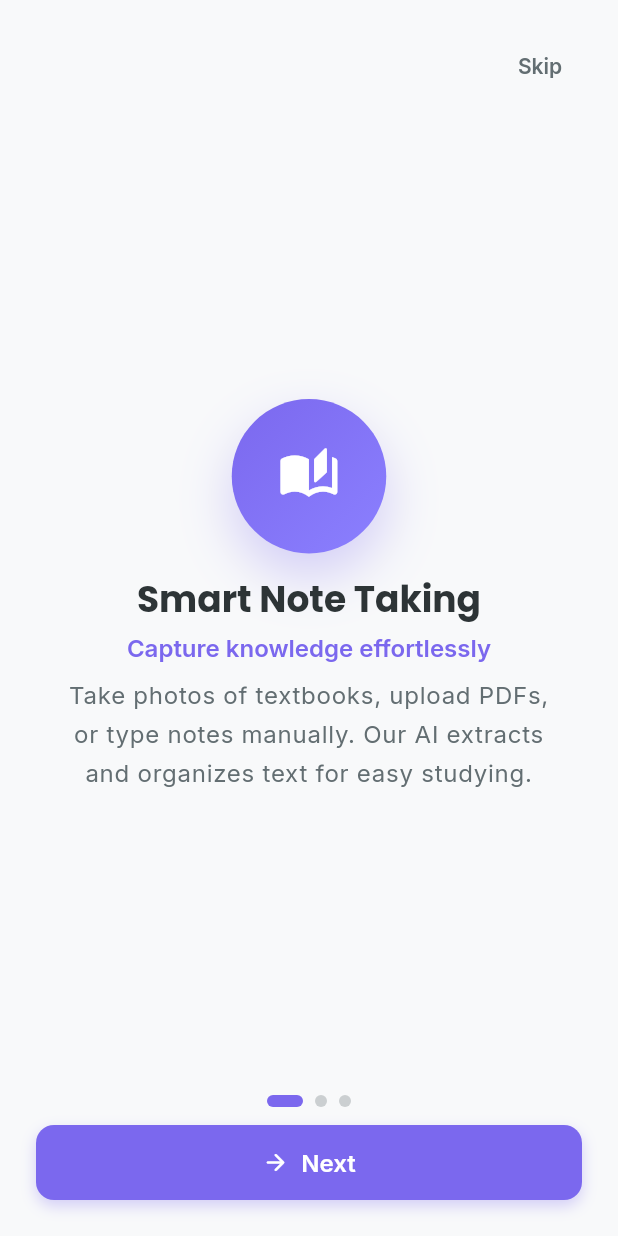
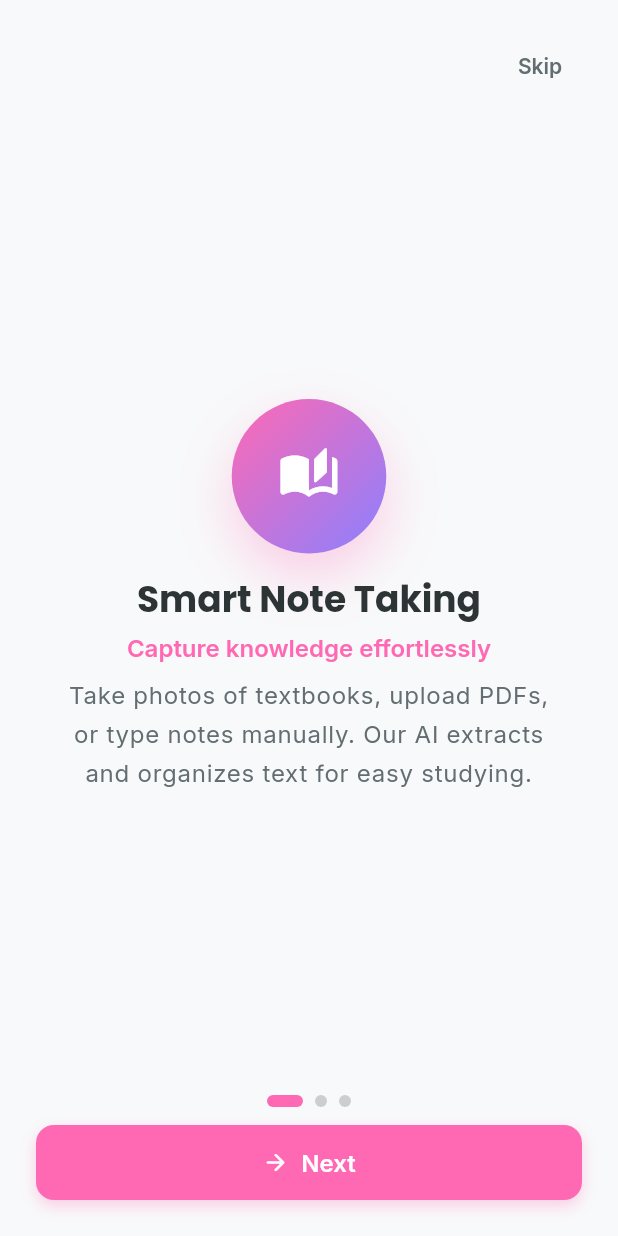
Before and after one commit to khadkasaleena/studybrain, a Flutter app: the screen it shows after launch, on a phone screen of 412 x 824 dp. Run offline on Flutter 3.47's test engine with Material 3 defaults, Android fonts, the phone set to English and light mode, and no system bars; drawn by our look-alikes of flutter_animate; our stand-ins replace cloud_firestore, confetti, file_picker, firebase_auth, firebase_core, firebase_storage and 6 more; accounts and stored records are empty.

Commit message:
style: change primary color to hot pink 💖

```diff
--- a/lib/config/theme.dart
+++ b/lib/config/theme.dart
@@ -3,7 +3,7 @@ import 'package:google_fonts/google_fonts.dart';
 
 class AppTheme {
   // Brand Colors
-  static const Color primaryColor = Color(0xFF7B68EE);
+  static const Color primaryColor = Color(0xFFFF69B4);
   static const Color secondaryColor = Color(0xFFFF6584);
   static const Color backgroundColor = Color(0xFFF8F9FA);
   static const Color surfaceColor = Colors.white;
```
